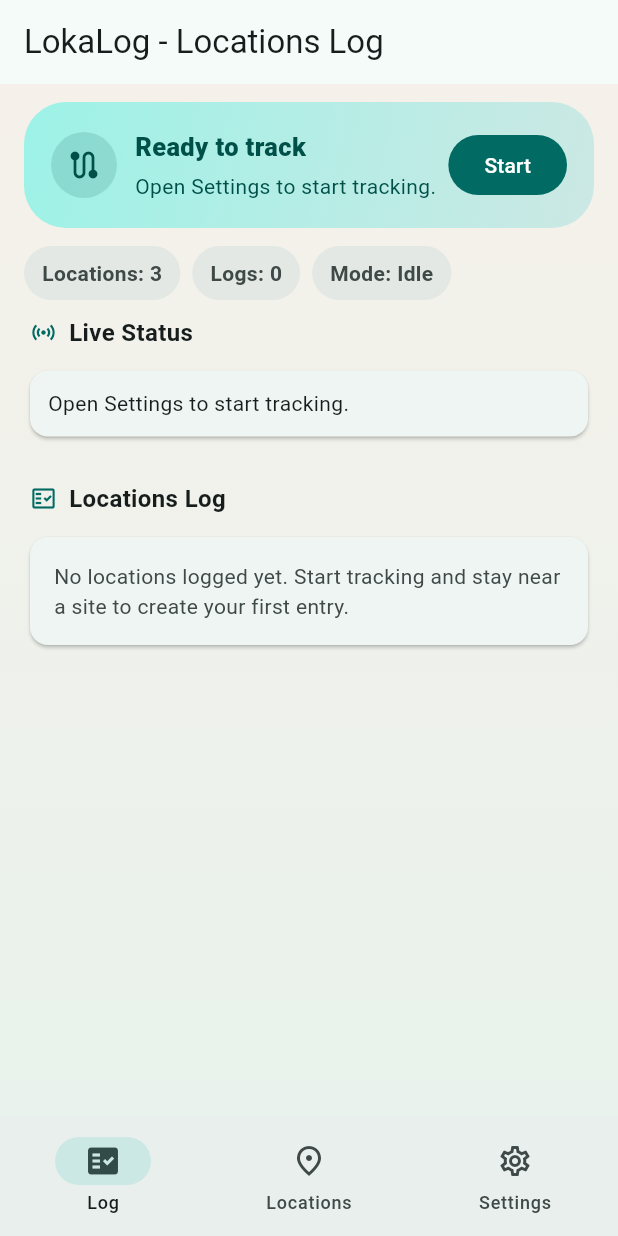
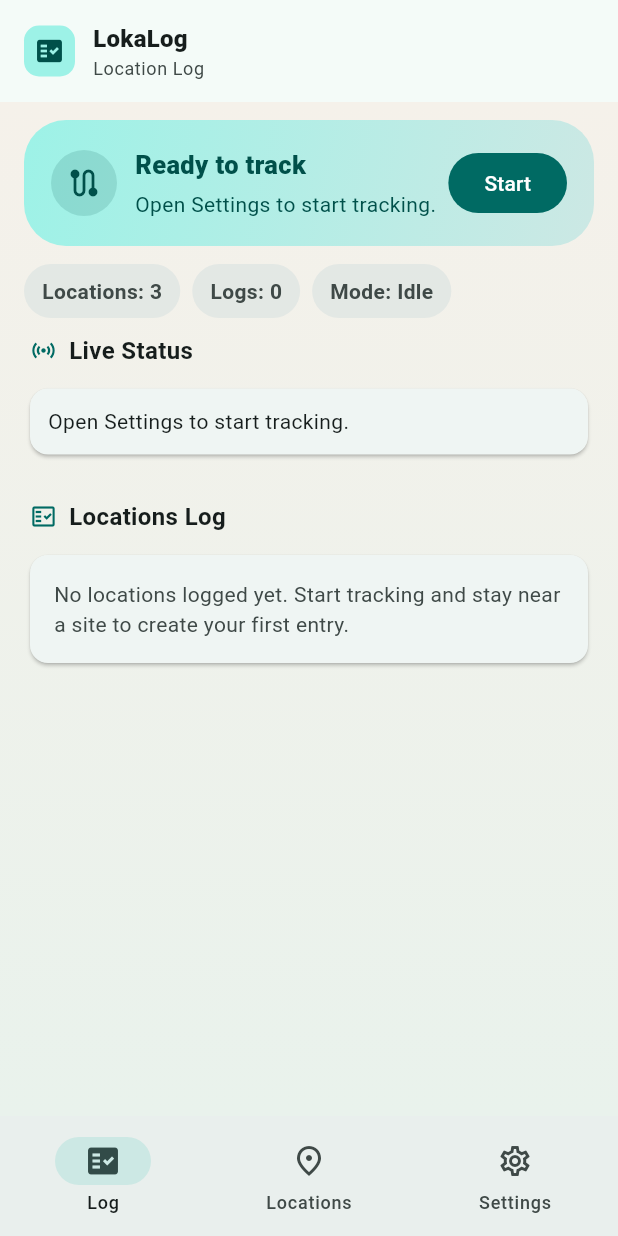
Before and after one commit to andyroki/lokalog, a Flutter app: the screen it shows after launch, on a phone screen of 412 x 824 dp. Run offline on Flutter 3.47's test engine with Material 3 defaults, Android fonts, the phone set to English and light mode, and no system bars.

Commit message:
changed top of app

```diff
--- a/lib/main.dart
+++ b/lib/main.dart
@@ -1046,20 +1046,36 @@ class _ScenarioPageState extends State<ScenarioPage> {
 
   double _toRadians(double deg) => deg * pi / 180;
 
-  String get _appBarTitle {
+  String get _appBarSectionTitle {
     if (_selectedTabIndex == 0) {
-      return 'LokaLog - Locations Log';
+      return 'Location Log';
     }
     if (_selectedTabIndex == 1) {
-      return 'LokaLog - Locations';
+      return 'Saved Locations';
     }
     if (_selectedTabIndex == 2) {
-      return 'LokaLog - Settings';
+      return 'Settings';
     }
     if (_selectedTabIndex == 3) {
-      return 'LokaLog - Debug';
-    }
-    return 'LokaLog - Settings';
+      return 'Debug Tools';
+    }
+    return 'Settings';
+  }
+
+  IconData get _appBarSectionIcon {
+    if (_selectedTabIndex == 0) {
+      return Icons.fact_check;
+    }
+    if (_selectedTabIndex == 1) {
+      return Icons.place;
+    }
+    if (_selectedTabIndex == 2) {
+      return Icons.settings;
+    }
+    if (_selectedTabIndex == 3) {
+      return Icons.bug_report;
+    }
+    return Icons.settings;
   }
 
   Future<void> _refreshBatteryUsage() async {
@@ -2019,11 +2035,46 @@ class _ScenarioPageState extends State<ScenarioPage> {
     return Scaffold(
       extendBodyBehindAppBar: false,
       appBar: AppBar(
+        toolbarHeight: 68,
         title: AnimatedSwitcher(
           duration: const Duration(milliseconds: 220),
-          child: Text(
-            _appBarTitle,
-            key: ValueKey<String>(_appBarTitle),
+          child: Row(
+            key: ValueKey<int>(_selectedTabIndex),
+            children: <Widget>[
+              Container(
+                width: 34,
+                height: 34,
+                decoration: BoxDecoration(
+                  color: Theme.of(context).colorScheme.primaryContainer,
+                  borderRadius: BorderRadius.circular(10),
+                ),
+                child: Icon(
+                  _appBarSectionIcon,
+                  size: 20,
+                  color: Theme.of(context).colorScheme.onPrimaryContainer,
+                ),
+              ),
+              const SizedBox(width: 12),
+              Column(
+                mainAxisSize: MainAxisSize.min,
+                crossAxisAlignment: CrossAxisAlignment.start,
+                children: <Widget>[
+                  Text(
+                    'LokaLog',
+                    style: Theme.of(context).textTheme.titleMedium?.copyWith(
+                          fontWeight: FontWeight.w800,
+                          letterSpacing: 0.2,
+                        ),
+                  ),
+                  Text(
+                    _appBarSectionTitle,
+                    style: Theme.of(context).textTheme.bodySmall?.copyWith(
+                          color: Theme.of(context).colorScheme.onSurfaceVariant,
+                        ),
+                  ),
+                ],
+              ),
+            ],
           ),
         ),
       ),
```
